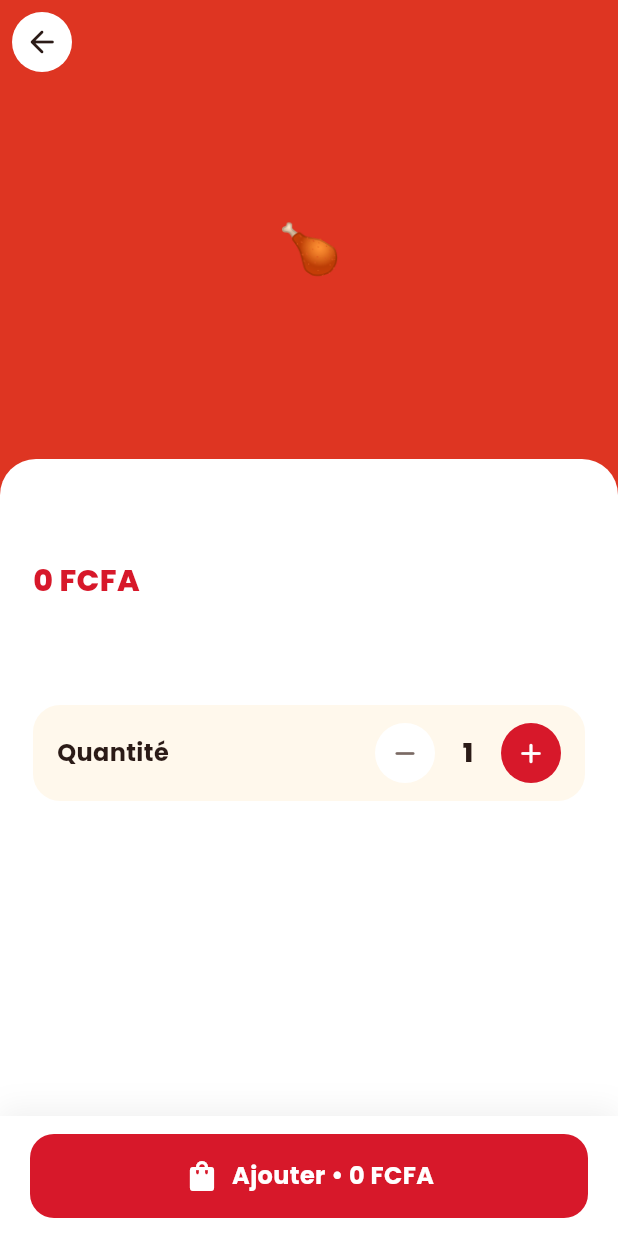
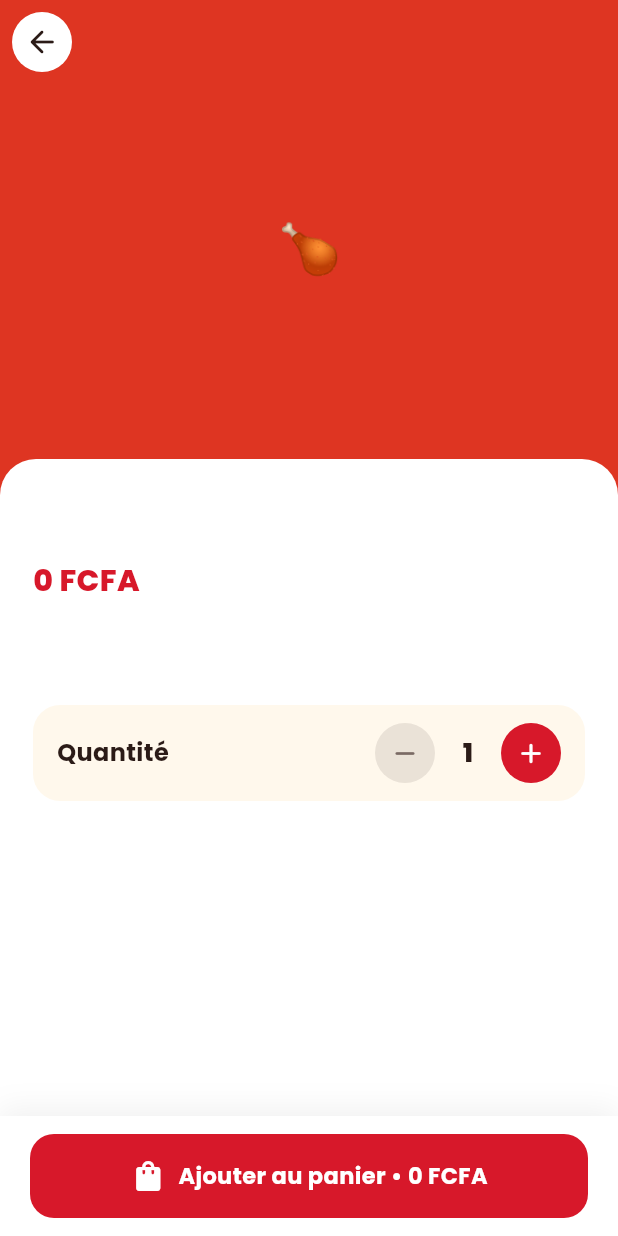
Before and after one commit to ADIBOLOGottlieb/Ivrivriii, a Flutter app: the ProductDetailScreen screen opened directly with empty values, on a phone screen of 412 x 824 dp. Run offline on Flutter 3.47's test engine with Material 3 defaults, Android fonts, the phone set to English and light mode, and no system bars; our stand-ins replace cached_network_image, flutter_cache_manager, flutter_map, geolocator, image_picker, latlong2 and 1 more; accounts and stored records are empty; network calls fail.

Commit message:
fix(app): quantités −/+ sur toutes les cartes de plats, mode sombre lisible
- « Les plus demandés » et liste : sélecteur − quantité + une fois le plat au panier.
- Fiche produit : démarre à la quantité du panier et la met à jour au lieu de
  repartir de 1 et de l'additionner.
- Mode sombre : encadré Quantité, boutons désactivés, badges, messages, prix lisibles.
- Thème : paliers surfaceContainer* définis en clair et en sombre (ils valaient tous
  la couleur des cartes), propriétés dépréciées remplacées.

Co-Authored-By: Claude Opus 5.5 <noreply@anthropic.com>

```diff
--- a/mobile/lib/screens/client/product_detail_screen.dart
+++ b/mobile/lib/screens/client/product_detail_screen.dart
@@ -27,11 +27,26 @@ class ProductDetailScreen extends StatefulWidget {
 }
 
 class _ProductDetailScreenState extends State<ProductDetailScreen> {
-  int _qty = 1;
+  late int _qty;
+  // Vrai si le plat était déjà au panier à l'ouverture : on fixe la quantité au lieu de l'ajouter.
+  late final bool _inCart;
   bool _added = false;
 
+  @override
+  void initState() {
+    super.initState();
+    final current = context.read<CartProvider>().quantityOf(widget.product.id);
+    _inCart = current > 0;
+    _qty = _inCart ? current.clamp(1, maxQuantityPerItem) : 1;
+  }
+
   Future<void> _add() async {
-    context.read<CartProvider>().add(widget.product, _qty);
+    final cart = context.read<CartProvider>();
+    if (_inCart && cart.quantityOf(widget.product.id) > 0) {
+      cart.setQuantity(widget.product.id, _qty);
+    } else {
+      cart.add(widget.product, _qty);
+    }
     setState(() => _added = true);
     await Future.delayed(const Duration(milliseconds: 750));
     if (mounted) Navigator.pop(context);
@@ -41,6 +56,8 @@ class _ProductDetailScreenState extends State<ProductDetailScreen> {
   Widget build(BuildContext context) {
     final p = widget.product;
     final topPad = MediaQuery.paddingOf(context).top;
+    final scheme = Theme.of(context).colorScheme;
+    final isDark = Theme.of(context).brightness == Brightness.dark;
     return Scaffold(
       backgroundColor: Theme.of(context).colorScheme.surface,
       body: CustomScrollView(
@@ -89,7 +106,9 @@ class _ProductDetailScreenState extends State<ProductDetailScreen> {
                         margin: const EdgeInsets.only(bottom: 10),
                         padding: const EdgeInsets.symmetric(horizontal: 10, vertical: 4),
                         decoration: BoxDecoration(color: AppColors.yellow, borderRadius: BorderRadius.circular(20)),
-                        child: const Text('🔥 Populaire', style: TextStyle(fontWeight: FontWeight.w800, fontSize: 12)),
+                        // Texte foncé fixe : le fond jaune ne change pas avec le thème.
+                        child: const Text('🔥 Populaire',
+                            style: TextStyle(fontWeight: FontWeight.w800, fontSize: 12, color: AppColors.ink)),
                       ),
                     ),
                   FadeSlideIn(
@@ -104,7 +123,7 @@ class _ProductDetailScreenState extends State<ProductDetailScreen> {
                       delay: const Duration(milliseconds: 180),
                       child: Text(
                         p.description!,
-                        style: const TextStyle(color: AppColors.muted, fontSize: 15, height: 1.55),
+                        style: TextStyle(color: scheme.onSurfaceVariant, fontSize: 15, height: 1.55),
                       ),
                     ),
                   ],
@@ -113,11 +132,27 @@ class _ProductDetailScreenState extends State<ProductDetailScreen> {
                     delay: const Duration(milliseconds: 240),
                     child: Container(
                       padding: const EdgeInsets.symmetric(horizontal: 16, vertical: 12),
-                      decoration: BoxDecoration(color: AppColors.cream, borderRadius: BorderRadius.circular(18)),
+                      // Crème en clair ; léger voile en sombre (le crème rendait le texte clair invisible).
+                      decoration: BoxDecoration(
+                        color: isDark ? scheme.onSurface.withValues(alpha: 0.08) : AppColors.cream,
+                        borderRadius: BorderRadius.circular(18),
+                      ),
                       child: Row(
                         children: [
-                          const Text('Quantité', style: TextStyle(fontWeight: FontWeight.w700, fontSize: 16)),
-                          const Spacer(),
+                          Expanded(
+                            child: Column(
+                              crossAxisAlignment: CrossAxisAlignment.start,
+                              mainAxisSize: MainAxisSize.min,
+                              children: [
+                                Text('Quantité',
+                                    style: TextStyle(
+                                        fontWeight: FontWeight.w700, fontSize: 16, color: scheme.onSurface)),
+                                if (_inCart)
+                                  Text('Déjà dans votre panier',
+                                      style: TextStyle(fontSize: 12, color: scheme.onSurfaceVariant)),
+                              ],
+                            ),
+                          ),
                           QuantityStepper(value: _qty, min: 1, onChanged: (v) => setState(() => _qty = v)),
                         ],
                       ),
@@ -159,27 +194,38 @@ class _ProductDetailScreenState extends State<ProductDetailScreen> {
                         child: FadeTransition(opacity: anim, child: child),
                       ),
                       child: _added
-                          ? const Row(
-                              key: ValueKey('added'),
+                          ? Row(
+                              key: const ValueKey('added'),
                               mainAxisSize: MainAxisSize.min,
                               children: [
-                                Icon(Icons.check_circle_rounded, color: Colors.white),
-                                SizedBox(width: 8),
-                                Text('Ajouté au panier',
-                                    style: TextStyle(color: Colors.white, fontWeight: FontWeight.w700, fontSize: 16)),
+                                const Icon(Icons.check_circle_rounded, color: Colors.white),
+                                const SizedBox(width: 8),
+                                Text(_inCart ? 'Panier mis à jour' : 'Ajouté au panier',
+                                    style: const TextStyle(
+                                        color: Colors.white, fontWeight: FontWeight.w700, fontSize: 16)),
                               ],
                             )
-                          : Row(
+                          : Padding(
                               key: const ValueKey('add'),
-                              mainAxisSize: MainAxisSize.min,
-                              children: [
-                                const Icon(Icons.shopping_bag_rounded, color: Colors.white),
-                                const SizedBox(width: 8),
-                                Text(
-                                  'Ajouter • ${formatPrice(p.price * _qty)}',
-                                  style: const TextStyle(color: Colors.white, fontWeight: FontWeight.w700, fontSize: 16),
-                                ),
-                              ],
+                              padding: const EdgeInsets.symmetric(horizontal: 12),
+                              child: Row(
+                                mainAxisSize: MainAxisSize.min,
+                                children: [
+                                  Icon(_inCart ? Icons.refresh_rounded : Icons.shopping_bag_rounded,
+                                      color: Colors.white),
+                                  const SizedBox(width: 8),
+                                  Flexible(
+                                    child: Text(
+                                      '${_inCart ? 'Mettre à jour le panier' : 'Ajouter au panier'}'
+                                      ' • ${formatPrice(p.price * _qty)}',
+                                      maxLines: 1,
+                                      overflow: TextOverflow.ellipsis,
+                                      style: const TextStyle(
+                                          color: Colors.white, fontWeight: FontWeight.w700, fontSize: 15),
+                                    ),
+                                  ),
+                                ],
+                              ),
                             ),
                     ),
                   ),
--- a/mobile/lib/widgets/common.dart
+++ b/mobile/lib/widgets/common.dart
@@ -149,8 +149,11 @@ class QuantityStepper extends StatelessWidget {
   Widget build(BuildContext context) {
     final scheme = Theme.of(context).colorScheme;
     final size = compact ? 30.0 : 40.0;
+    // Bouton désactivé : voile de onSurface, visible sur toute surface claire ou sombre
+    // (surfaceContainerHighest n'est pas défini dans le thème et retombe sur surface).
+    final disabledBg = scheme.onSurface.withValues(alpha: 0.10);
     Widget btn(IconData icon, VoidCallback? onTap) => Material(
-          color: onTap == null ? scheme.surfaceContainerHighest : AppColors.red,
+          color: onTap == null ? disabledBg : AppColors.red,
           shape: const CircleBorder(),
           child: InkWell(
             customBorder: const CircleBorder(),
@@ -191,7 +194,11 @@ class QuantityStepper extends StatelessWidget {
                       textAlign: TextAlign.center,
                       maxLines: 1,
                       softWrap: false,
-                      style: TextStyle(fontSize: compact ? 15 : 18, fontWeight: FontWeight.w800),
+                      style: TextStyle(
+                        fontSize: compact ? 15 : 18,
+                        fontWeight: FontWeight.w800,
+                        color: scheme.onSurface,
+                      ),
                     ),
                   ),
                 ),
@@ -317,7 +324,11 @@ class EmptyState extends StatelessWidget {
             Text(title, textAlign: TextAlign.center, style: const TextStyle(fontSize: 18, fontWeight: FontWeight.w800)),
             if (message != null) ...[
               const SizedBox(height: 8),
-              Text(message!, textAlign: TextAlign.center, style: const TextStyle(color: AppColors.muted)),
+              Text(
+                message!,
+                textAlign: TextAlign.center,
+                style: TextStyle(color: Theme.of(context).colorScheme.onSurfaceVariant),
+              ),
             ],
             if (action != null) ...[const SizedBox(height: 20), action!],
           ],
@@ -370,9 +381,10 @@ void showMessage(BuildContext context, Object message, {bool error = false}) {
   ScaffoldMessenger.of(context)
     ..hideCurrentSnackBar()
     ..showSnackBar(SnackBar(
-      content: Text(message.toString()),
+      // Erreur : blanc sur rouge foncé ; sinon couleurs « inverse » du thème (lisibles en clair et sombre).
+      content: Text(message.toString(), style: error ? const TextStyle(color: Colors.white) : null),
       behavior: SnackBarBehavior.floating,
-      backgroundColor: error ? AppColors.darkRed : AppColors.ink,
+      backgroundColor: error ? AppColors.darkRed : null,
     ));
 }
 
@@ -389,6 +401,7 @@ Future<bool> confirmDialog(BuildContext context, String title, String message,
           style: FilledButton.styleFrom(
             minimumSize: const Size(0, 44),
             backgroundColor: danger ? AppColors.darkRed : AppColors.red,
+            foregroundColor: Colors.white,
           ),
           onPressed: () => Navigator.pop(ctx, true),
           child: Text(confirm),
@@ -402,10 +415,14 @@ Future<bool> confirmDialog(BuildContext context, String title, String message,
 class Price extends StatelessWidget {
   final int amount;
   final double size;
-  final Color color;
-  const Price(this.amount, {super.key, this.size = 16, this.color = AppColors.red});
+  /// Par défaut : rouge de la marque en clair, rouge clair (primary) en sombre pour rester lisible.
+  final Color? color;
+  const Price(this.amount, {super.key, this.size = 16, this.color});
 
   @override
-  Widget build(BuildContext context) =>
-      Text(formatPrice(amount), style: TextStyle(fontSize: size, fontWeight: FontWeight.w800, color: color));
+  Widget build(BuildContext context) {
+    final theme = Theme.of(context);
+    final c = color ?? (theme.brightness == Brightness.dark ? theme.colorScheme.primary : AppColors.red);
+    return Text(formatPrice(amount), style: TextStyle(fontSize: size, fontWeight: FontWeight.w800, color: c));
+  }
 }
```
Also changed, not shown: mobile/lib/screens/client/home_screen.dart (+23 -7 lines), mobile/lib/theme.dart (+22 -17 lines).
